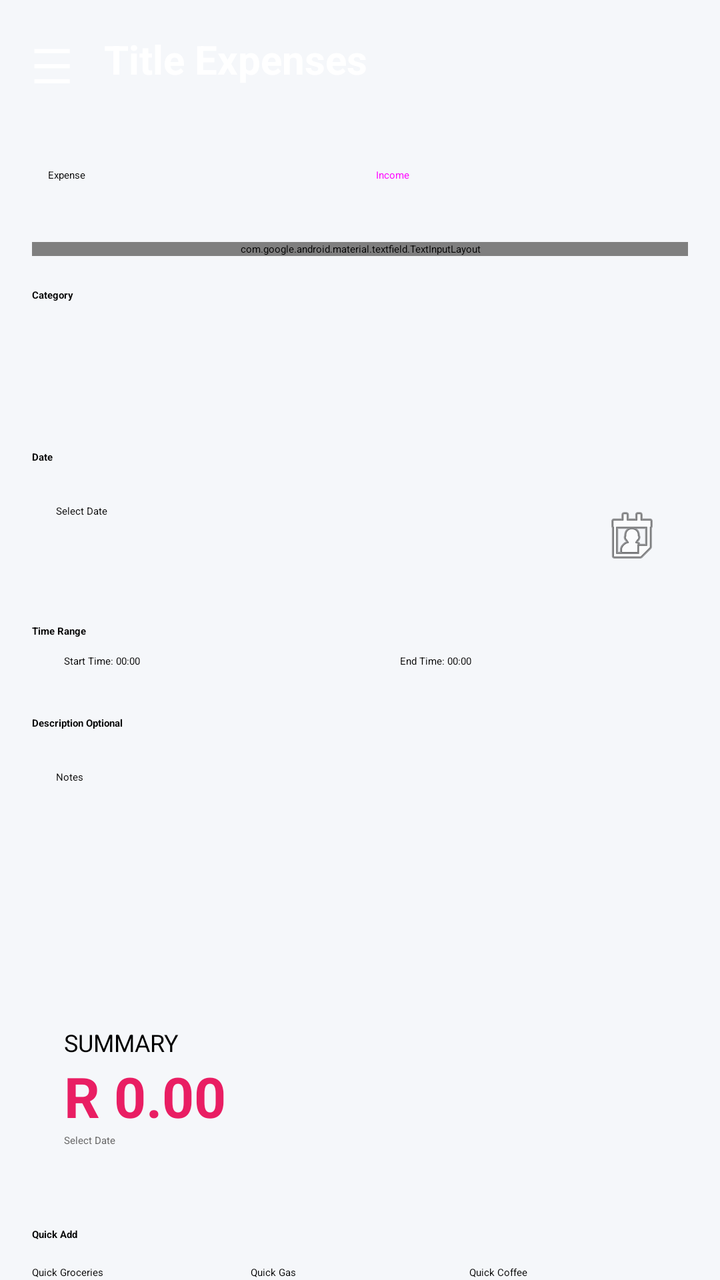
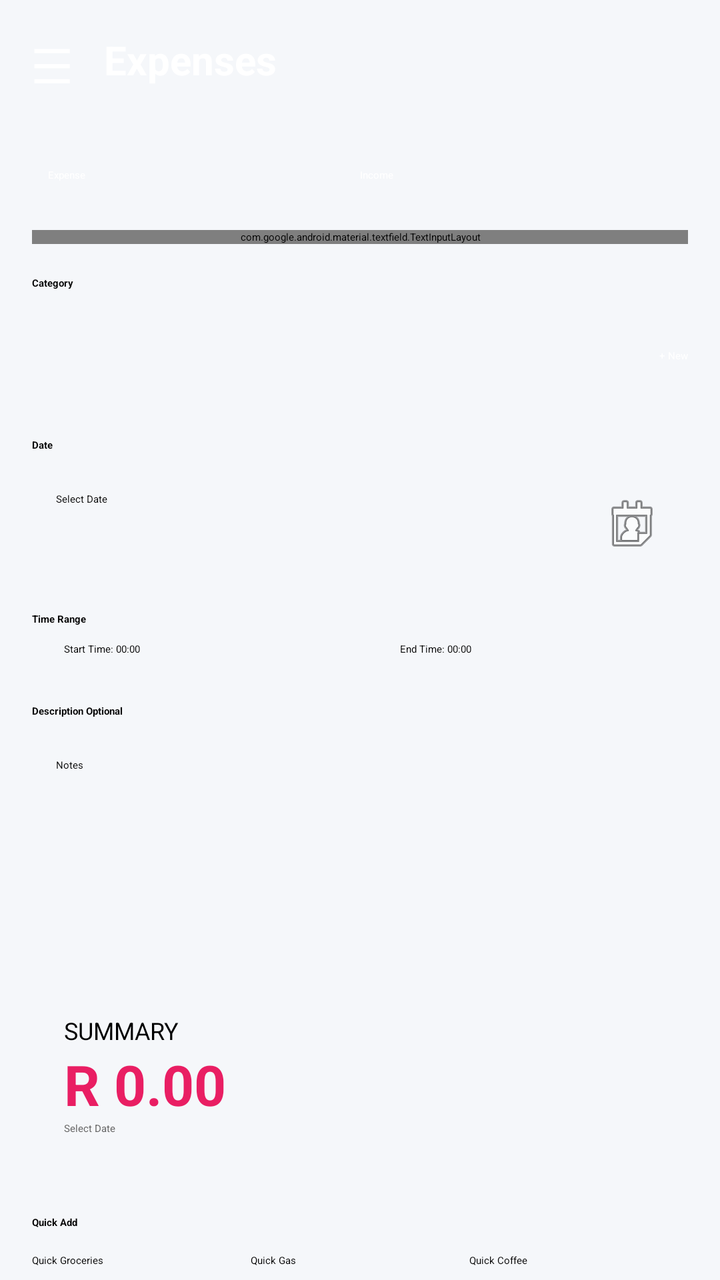

An Android layout rendered at two revisions. The XML below is the earlier revision; the diff shows what the commit changed to produce the second picture.
<!-- AndroidManifest.xml: application theme Theme.SmartSpend -->
<!-- res/layout/activity_expense.xml -->
<?xml version="1.0" encoding="utf-8"?>
<LinearLayout xmlns:android="http://schemas.android.com/apk/res/android"
    xmlns:app="http://schemas.android.com/apk/res-auto"
    xmlns:tools="http://schemas.android.com/tools"
    android:layout_width="match_parent"
    android:layout_height="match_parent"
    android:orientation="vertical"
    android:background="#F5F7FA">

    <LinearLayout
        android:layout_width="match_parent"
        android:layout_height="60dp"
        android:background="@drawable/gradient_header"
        android:gravity="center_vertical"
        android:padding="16dp">

        <TextView
            android:id="@+id/btnMenu"
            android:layout_width="wrap_content"
            android:layout_height="wrap_content"
            android:text="☰"
            android:textSize="24sp"
            android:textColor="#FFFFFF" />

        <TextView
            android:layout_width="wrap_content"
            android:layout_height="wrap_content"
            android:text="@string/title_expenses"
            android:textSize="20sp"
            android:textColor="#FFFFFF"
            android:textStyle="bold"
            android:layout_marginStart="16dp"/>
    </LinearLayout>

    <ScrollView
        android:layout_width="match_parent"
        android:layout_height="match_parent"
        android:fillViewport="true">

        <LinearLayout
            android:layout_width="match_parent"
            android:layout_height="wrap_content"
            android:orientation="vertical"
            android:padding="16dp">

            <LinearLayout
                android:layout_width="match_parent"
                android:layout_height="wrap_content"
                android:background="@drawable/card_background"
                android:padding="8dp"
                android:orientation="horizontal"
                android:layout_marginBottom="16dp">

                <Button
                    android:id="@+id/btnExpense"
                    android:layout_width="0dp"
                    android:layout_height="wrap_content"
                    android:layout_weight="1"
                    android:text="@string/label_expense"
                    style="@style/Widget.MaterialComponents.Button.UnelevatedButton"/>

                <Button
                    android:id="@+id/btnIncome"
                    android:layout_width="0dp"
                    android:layout_height="wrap_content"
                    android:layout_weight="1"
                    android:text="@string/label_income"
                    style="@style/Widget.MaterialComponents.Button.TextButton"/>
            </LinearLayout>

            <com.google.android.material.textfield.TextInputLayout
                android:layout_width="match_parent"
                android:layout_height="wrap_content"
                app:prefixText="R "
                app:boxBackgroundMode="none">
                <com.google.android.material.textfield.TextInputEditText
                    android:id="@+id/etAmount"
                    android:layout_width="match_parent"
                    android:layout_height="wrap_content"
                    android:hint="@string/hint_amount"
                    android:inputType="numberDecimal"
                    android:background="@drawable/card_background"
                    android:padding="12dp"
                    android:textSize="24sp"
                    android:textStyle="bold"/>
            </com.google.android.material.textfield.TextInputLayout>

            <TextView
                android:layout_width="wrap_content"
                android:layout_height="wrap_content"
                android:text="@string/label_category"
                android:textStyle="bold"
                android:layout_marginTop="16dp"
                android:layout_marginBottom="8dp"/>

            <Spinner
                android:id="@+id/spCategory"
                android:layout_width="match_parent"
                android:layout_height="50dp"
                android:background="@drawable/card_background"
                android:contentDescription="@string/desc_category_spinner"/>

            <TextView
                android:layout_width="wrap_content"
                android:layout_height="wrap_content"
                android:text="@string/label_date"
                android:textStyle="bold"
                android:layout_marginTop="16dp"
                android:layout_marginBottom="8dp"/>

            <EditText
                android:id="@+id/etDate"
                android:layout_width="match_parent"
                android:layout_height="wrap_content"
                android:focusable="true"
                android:clickable="true"
                android:inputType="none"
                android:hint="@string/hint_select_date"
                android:background="@drawable/card_background"
                android:drawableEnd="@android:drawable/ic_menu_my_calendar"
                android:padding="12dp"
                android:autofillHints="none"
                tools:ignore="TextFields" />

            <TextView
                android:layout_width="wrap_content"
                android:layout_height="wrap_content"
                android:text="Time Range"
                android:textStyle="bold"
                android:layout_marginTop="16dp"
                android:layout_marginBottom="8dp"/>

            <LinearLayout
                android:layout_width="match_parent"
                android:layout_height="wrap_content"
                android:orientation="horizontal"
                android:layout_marginBottom="8dp">

                <Button
                    android:id="@+id/btnStartTime"
                    android:layout_width="0dp"
                    android:layout_height="wrap_content"
                    android:layout_weight="1"
                    android:text="Start Time: 00:00"
                    android:layout_marginEnd="8dp"
                    android:textAllCaps="false"
                    style="@style/Widget.MaterialComponents.Button.OutlinedButton"/>

                <Button
                    android:id="@+id/btnEndTime"
                    android:layout_width="0dp"
                    android:layout_height="wrap_content"
                    android:layout_weight="1"
                    android:text="End Time: 00:00"
                    android:textAllCaps="false"
                    style="@style/Widget.MaterialComponents.Button.OutlinedButton"/>
            </LinearLayout>

            <TextView
                android:layout_width="wrap_content"
                android:layout_height="wrap_content"
                android:text="@string/label_description_optional"
                android:textStyle="bold"
                android:layout_marginTop="16dp"
                android:layout_marginBottom="8dp"/>

            <EditText
                android:id="@+id/etDescription"
                android:layout_width="match_parent"
                android:layout_height="100dp"
                android:hint="@string/hint_notes"
                android:gravity="top"
                android:inputType="textMultiLine"
                android:background="@drawable/card_background"
                android:padding="12dp"
                android:autofillHints="none" />

            <LinearLayout
                android:layout_width="match_parent"
                android:layout_height="wrap_content"
                android:orientation="vertical"
                android:layout_marginTop="24dp"
                android:padding="16dp"
                android:background="@drawable/card_background">

                <TextView
                    android:layout_width="wrap_content"
                    android:layout_height="wrap_content"
                    android:text="@string/label_summary"
                    android:textSize="12sp"
                    android:textAllCaps="true"/>

                <TextView
                    android:id="@+id/tvSummaryAmount"
                    android:layout_width="wrap_content"
                    android:layout_height="wrap_content"
                    android:text="@string/r_0_00"
                    android:textSize="28sp"
                    android:textStyle="bold"
                    android:textColor="#E91E63"/>

                <TextView
                    android:id="@+id/tvSummaryDate"
                    android:layout_width="wrap_content"
                    android:layout_height="wrap_content"
                    android:text="@string/hint_select_date"
                    android:textColor="#666666"/>
            </LinearLayout>

            <TextView
                android:layout_width="wrap_content"
                android:layout_height="wrap_content"
                android:text="@string/label_quick_add"
                android:textStyle="bold"
                android:layout_marginTop="24dp"
                android:layout_marginBottom="12dp"/>

            <LinearLayout
                android:id="@+id/quick_add_container"
                style="?android:attr/buttonBarStyle"
                android:layout_width="match_parent"
                android:layout_height="wrap_content"
                android:orientation="horizontal"
                android:layout_marginBottom="32dp">

                <Button
                    style="?android:attr/buttonBarButtonStyle"
                    android:layout_width="0dp"
                    android:layout_height="wrap_content"
                    android:layout_weight="1"
                    android:text="@string/quick_groceries"/>

                <Button
                    style="?android:attr/buttonBarButtonStyle"
                    android:layout_width="0dp"
                    android:layout_height="wrap_content"
                    android:layout_weight="1"
                    android:text="@string/quick_gas"/>

                <Button
                    style="?android:attr/buttonBarButtonStyle"
                    android:layout_width="0dp"
                    android:layout_height="wrap_content"
                    android:layout_weight="1"
                    android:text="@string/quick_coffee"/>
            </LinearLayout>
            <Button
                android:id="@+id/btnSave"
                android:layout_width="match_parent"
                android:layout_height="wrap_content"
                android:text="@string/save_expense"
                android:layout_marginTop="16dp"
                android:layout_marginBottom="24dp"
                android:backgroundTint="#00C896"
                android:textColor="@android:color/white"/>

        </LinearLayout>
    </ScrollView>
</LinearLayout>
<!-- resources referenced by this layout -->
<resources>
  <string name="desc_category_spinner">desc_category_spinner</string>
  <string name="hint_amount">Amount</string>
  <string name="hint_notes">Notes</string>
  <string name="hint_select_date">Select Date</string>
  <string name="label_category">Category</string>
  <string name="label_date">Date</string>
  <string name="label_description_optional">Description Optional</string>
  <string name="label_expense">Expense\n</string>
  <string name="label_income">Income\n</string>
  <string name="label_quick_add">Quick Add</string>
  <string name="label_summary">Summary</string>
  <string name="quick_coffee">Quick Coffee</string>
  <string name="quick_gas">Quick Gas</string>
  <string name="quick_groceries">Quick Groceries</string>
  <string name="r_0_00">R 0.00</string>
  <string name="save_expense">Save Expense</string>
  <string name="title_expenses">Title Expenses\n</string>
</resources>

<!-- the commit's change to res/layout/activity_expense.xml (unified diff, before → after) -->
@@ -25,7 +25,7 @@
         <TextView
             android:layout_width="wrap_content"
             android:layout_height="wrap_content"
-            android:text="@string/title_expenses"
+            android:text="Expenses"
             android:textSize="20sp"
             android:textColor="#FFFFFF"
             android:textStyle="bold"
@@ -43,6 +43,7 @@
             android:orientation="vertical"
             android:padding="16dp">
 
+            
             <LinearLayout
                 android:layout_width="match_parent"
                 android:layout_height="wrap_content"
@@ -51,21 +52,27 @@
                 android:orientation="horizontal"
                 android:layout_marginBottom="16dp">
 
+                
                 <Button
                     android:id="@+id/btnExpense"
                     android:layout_width="0dp"
                     android:layout_height="wrap_content"
                     android:layout_weight="1"
-                    android:text="@string/label_expense"
+                    android:text="Expense"
+                    android:textColor="#FFFFFF"
+                    android:backgroundTint="#E53935"
                     style="@style/Widget.MaterialComponents.Button.UnelevatedButton"/>
 
+                
                 <Button
                     android:id="@+id/btnIncome"
                     android:layout_width="0dp"
                     android:layout_height="wrap_content"
                     android:layout_weight="1"
-                    android:text="@string/label_income"
-                    style="@style/Widget.MaterialComponents.Button.TextButton"/>
+                    android:text="Income"
+                    android:textColor="#FFFFFF"
+                    android:backgroundTint="#9E9E9E"
+                    style="@style/Widget.MaterialComponents.Button.UnelevatedButton"/>
             </LinearLayout>
 
             <com.google.android.material.textfield.TextInputLayout
@@ -93,12 +100,31 @@
                 android:layout_marginTop="16dp"
                 android:layout_marginBottom="8dp"/>
 
-            <Spinner
-                android:id="@+id/spCategory"
-                android:layout_width="match_parent"
-                android:layout_height="50dp"
-                android:background="@drawable/card_background"
-                android:contentDescription="@string/desc_category_spinner"/>
+            
+            <LinearLayout
+                android:layout_width="match_parent"
+                android:layout_height="wrap_content"
+                android:orientation="horizontal"
+                android:gravity="center_vertical">
+
+                <Spinner
+                    android:id="@+id/spCategory"
+                    android:layout_width="0dp"
+                    android:layout_height="50dp"
+                    android:layout_weight="1"
+                    android:background="@drawable/card_background"
+                    android:contentDescription="@string/desc_category_spinner"/>
+
+                <Button
+                    android:id="@+id/btnCreateCategory"
+                    android:layout_width="wrap_content"
+                    android:layout_height="wrap_content"
+                    android:layout_marginStart="8dp"
+                    android:text="+ New"
+                    android:textColor="#FFFFFF"
+                    android:backgroundTint="#00C896"
+                    style="@style/Widget.MaterialComponents.Button.UnelevatedButton"/>
+            </LinearLayout>
 
             <TextView
                 android:layout_width="wrap_content"
@@ -244,6 +270,7 @@
                     android:layout_weight="1"
                     android:text="@string/quick_coffee"/>
             </LinearLayout>
+
             <Button
                 android:id="@+id/btnSave"
                 android:layout_width="match_parent"
<!-- resource entries referenced after the edit -->
@@ -7,8 +7,6 @@
   <string name="label_category">Category</string>
   <string name="label_date">Date</string>
   <string name="label_description_optional">Description Optional</string>
-  <string name="label_expense">Expense\n</string>
-  <string name="label_income">Income\n</string>
   <string name="label_quick_add">Quick Add</string>
   <string name="label_summary">Summary</string>
   <string name="quick_coffee">Quick Coffee</string>
@@ -16,6 +14,5 @@
   <string name="quick_groceries">Quick Groceries</string>
   <string name="r_0_00">R 0.00</string>
   <string name="save_expense">Save Expense</string>
-  <string name="title_expenses">Title Expenses\n</string>
 </resources>
 
